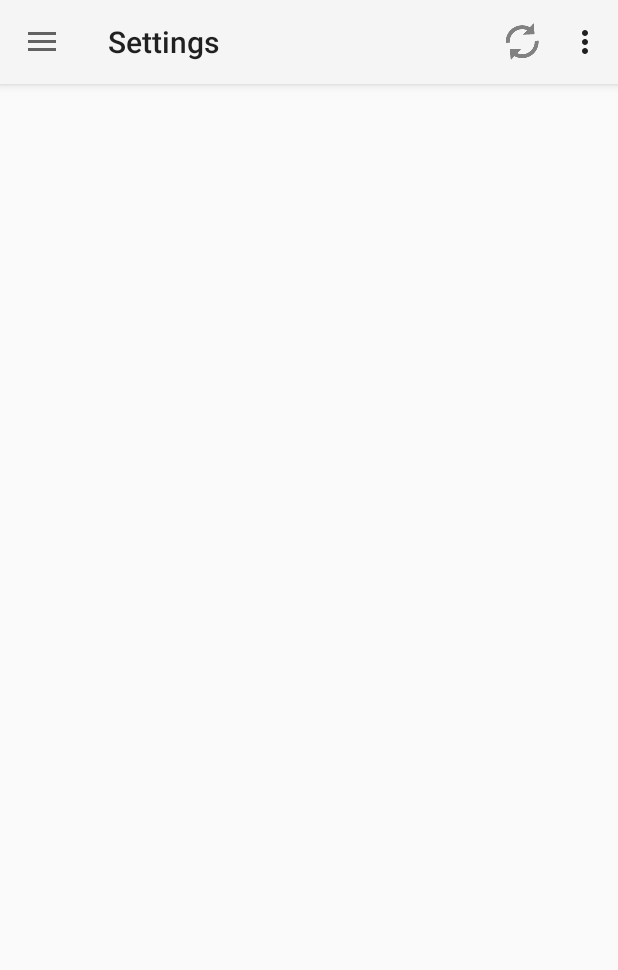
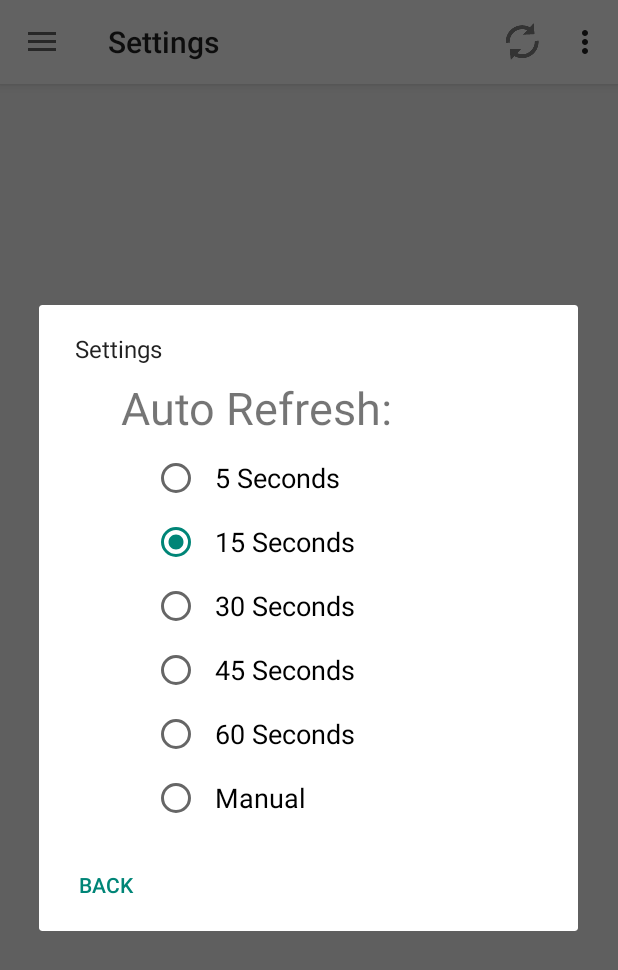
Before and after one commit to bjcrawford/StockInformationApp, an Android app: the screen it shows after launch (MainActivity), in the options menu, after a tap on "Settings", on a phone screen of 412 x 824 dp. Shown: the top 970 px of the screen. Run offline under Robolectric (Android 15) with nearby library versions, the phone set to English and light mode, and no system bars.

Commit message:
Added settings dialog fragment, Implemented auto refresh feature

```diff
--- a/SIA/app/src/main/java/edu/temple/cis4350/bc/sia/MainActivity.java
+++ b/SIA/app/src/main/java/edu/temple/cis4350/bc/sia/MainActivity.java
@@ -10,10 +10,12 @@ package edu.temple.cis4350.bc.sia;
 import android.app.Activity;
 import android.content.Context;
 import android.content.Intent;
+import android.content.SharedPreferences;
 import android.net.ConnectivityManager;
 import android.net.NetworkInfo;
 import android.net.Uri;
 import android.os.Bundle;
+import android.preference.PreferenceManager;
 import android.support.v4.view.GravityCompat;
 import android.support.v4.widget.DrawerLayout;
 import android.support.v7.app.ActionBarDrawerToggle;
@@ -30,25 +32,23 @@ import org.json.JSONArray;
 import org.json.JSONException;
 import org.json.JSONObject;
 
-import java.net.URISyntaxException;
-import java.net.URL;
 import java.util.List;
+import java.util.Timer;
 
 import edu.temple.cis4350.bc.sia.apirequest.APIURLBuilder;
 import edu.temple.cis4350.bc.sia.floatingactionbutton.FloatingActionButton;
 import edu.temple.cis4350.bc.sia.fragments.AddStockDialogFragment;
 import edu.temple.cis4350.bc.sia.fragments.HelpFragment;
 import edu.temple.cis4350.bc.sia.fragments.NewsFeedFragment;
-import edu.temple.cis4350.bc.sia.fragments.SettingsFragment;
+import edu.temple.cis4350.bc.sia.fragments.SettingsDialogFragment;
 import edu.temple.cis4350.bc.sia.fragments.StockDetailsFragment;
-import edu.temple.cis4350.bc.sia.newsarticle.NewsArticle;
 import edu.temple.cis4350.bc.sia.newsarticle.NewsArticles;
 import edu.temple.cis4350.bc.sia.stock.Stock;
 import edu.temple.cis4350.bc.sia.stock.Stocks;
 import edu.temple.cis4350.bc.sia.stocklistitem.StockListItemAdapter;
 import edu.temple.cis4350.bc.sia.apirequest.APIResponseHandler;
 import edu.temple.cis4350.bc.sia.apirequest.APIRequestTask;
-
+import edu.temple.cis4350.bc.sia.timertask.RefreshTimerTask;
 
 public class MainActivity extends Activity implements
         StockListItemAdapter.OnStockListItemClickListener,
@@ -57,7 +57,9 @@ public class MainActivity extends Activity implements
         StockDetailsFragment.OnStockDetailsFragmentInteractionListener,
         NewsFeedFragment.OnNewsFeedFragmentInteractionListener,
         HelpFragment.OnHelpFragmentInteractionListener,
-        APIResponseHandler.OnAPIResponseHandlerInteractionListener {
+        APIResponseHandler.OnAPIResponseHandlerInteractionListener,
+        RefreshTimerTask.OnRefreshTimerTaskInteractionListener,
+        SharedPreferences.OnSharedPreferenceChangeListener {
 
     private static final String TAG = "MainActivity";
     private static final String PREF_STOCKS_JSON = "PrefStocksJson";
@@ -74,26 +76,32 @@ public class MainActivity extends Activity implements
     private static final int SETTINGS_FRAG = 3;
     private static final int HELP_FRAG = 4;
 
+    public static final String KEY_PREF_REFRESH_RATE = "pref_refresh_rate";
+    public static final String VALUE_PREF_REFRESH_5 = "5";
+    public static final String VALUE_PREF_REFRESH_15 = "15";
+    public static final String VALUE_PREF_REFRESH_30 = "30";
+    public static final String VALUE_PREF_REFRESH_45 = "45";
+    public static final String VALUE_PREF_REFRESH_60 = "60";
+    public static final String VALUE_PREF_REFRESH_0 = "0";
+
     private DrawerLayout drawerLayout;
     private RelativeLayout drawerView;
+    private RecyclerView drawerStockList;
+    private FloatingActionButton drawerFab;
     private ActionBarDrawerToggle drawerToggle;
-    private FloatingActionButton drawerFab;
-
 
     private APIResponseHandler APIResponseHandler;
 
     private int currentFrag;
     private StockDetailsFragment currentStockDetailsFragment;
     private NewsFeedFragment newsFeedFragment;
-    private SettingsFragment settingsFragment;
     private HelpFragment helpFragment;
 
+    private Stocks stocks;
+    private NewsArticles newsArticles;
 
-    private RecyclerView drawerStockList;
-    private Stocks stocks;
-
-
-    private NewsArticles newsArticles;
+    private Timer refreshTimer;
+    private RefreshTimerTask refreshTimerTask;
 
 /*====================================== Lifecycle Methods =======================================*/
 
@@ -129,7 +137,6 @@ public class MainActivity extends Activity implements
         newsArticles = new NewsArticles();
         newsFeedFragment = NewsFeedFragment.newInstance(newsArticles);
         helpFragment = HelpFragment.newInstance();
-        settingsFragment = SettingsFragment.newInstance();
 
         drawerLayout.setDrawerShadow(R.drawable.drawer_shadow, GravityCompat.START);
 
@@ -160,6 +167,7 @@ public class MainActivity extends Activity implements
                         break;
                     case SETTINGS_FRAG:
                         getActionBar().setTitle(R.string.settings_ab_title);
+                        break;
                     case HELP_FRAG:
                         getActionBar().setTitle(R.string.help_ab_title);
                         break;
@@ -224,9 +232,7 @@ public class MainActivity extends Activity implements
                     break;
                 case SETTINGS_FRAG:
                     getActionBar().setTitle(R.string.settings_ab_title);
-                    getFragmentManager().beginTransaction()
-                            .replace(R.id.main_content_fragment_container, settingsFragment)
-                            .commit();
+                    new SettingsDialogFragment().show(getFragmentManager(), null);
                     currentFrag = SETTINGS_FRAG;
                     break;
                 case HELP_FRAG:
@@ -235,8 +241,6 @@ public class MainActivity extends Activity implements
                             .replace(R.id.main_content_fragment_container, helpFragment)
                             .commit();
                     currentFrag = HELP_FRAG;
-                    break;
-                default:
                     break;
             }
         }
@@ -249,6 +253,7 @@ public class MainActivity extends Activity implements
                     .commit();
             currentFrag = NEWS_FEED_FRAG;
         }
+
     }
 
     @Override
@@ -267,6 +272,10 @@ public class MainActivity extends Activity implements
     protected void onResume() {
         super.onResume();
         Log.d(TAG, "onResume() fired");
+
+        startRefreshTimer();
+        PreferenceManager.getDefaultSharedPreferences(this)
+                .registerOnSharedPreferenceChangeListener(this);
     }
 
     @Override
@@ -283,6 +292,10 @@ public class MainActivity extends Activity implements
     protected void onPause() {
         super.onPause();
         Log.d(TAG, "onPause() fired");
+
+        PreferenceManager.getDefaultSharedPreferences(this)
+                .unregisterOnSharedPreferenceChangeListener(this);
+        stopRefreshTimer();
     }
 
     @Override
@@ -348,6 +361,7 @@ public class MainActivity extends Activity implements
                 invalidateOptionsMenu();
                 return true;
             case R.id.action_news_feed:
+                currentStockDetailsFragment = null;
                 getActionBar().setTitle(R.string.news_feed_ab_title);
                 getFragmentManager().beginTransaction()
                         .replace(R.id.main_content_fragment_container, newsFeedFragment)
@@ -355,13 +369,13 @@ public class MainActivity extends Activity implements
                 currentFrag = NEWS_FEED_FRAG;
                 return true;
             case R.id.action_settings:
+                currentStockDetailsFragment = null;
                 getActionBar().setTitle(R.string.settings_ab_title);
-                getFragmentManager().beginTransaction()
-                        .replace(R.id.main_content_fragment_container, settingsFragment)
-                        .commit();
+                new SettingsDialogFragment().show(getFragmentManager(), null);
                 currentFrag = SETTINGS_FRAG;
                 return true;
             case R.id.action_help:
+                currentStockDetailsFragment = null;
                 getActionBar().setTitle(R.string.help_ab_title);
                 getFragmentManager().beginTransaction()
                         .replace(R.id.main_content_fragment_container, helpFragment)
@@ -447,6 +461,55 @@ public class MainActivity extends Activity implements
 
     }
 
+    @Override
+    public void onAPIResponseHandlerInteraction(JSONObject jsonObject, int taskId) {
+
+        switch (taskId) {
+            case STOCK_QUERY_ID:
+                stocks.parseStockQueryJSONObject(jsonObject);
+                drawerStockList.getAdapter().notifyDataSetChanged();
+                if (currentStockDetailsFragment != null) {
+                    currentStockDetailsFragment.update();
+                }
+                break;
+            case NEWS_QUERY_ID:
+                newsArticles.parseNewsQueryJSONObject(jsonObject);
+                newsFeedFragment.updateRecyclerView();
+                break;
+            case COMPANY_QUERY_ID:
+                parseCompanySearchJSONObject(jsonObject);
+                break;
+        }
+    }
+
+    @Override
+    public void onAPIResponseHandlerError(String errorMsg) {
+        makeToast(errorMsg);
+    }
+
+    @Override
+    public void OnRefreshTimerTaskInteraction() {
+        this.runOnUiThread(new Runnable() {
+            public void run() {
+                updateStocks();
+                updateNews();
+                Log.d(TAG, "Refresh");
+            }
+        });
+    }
+
+    @Override
+    public void onSharedPreferenceChanged(SharedPreferences sharedPreferences, String key) {
+        switch (key) {
+            case KEY_PREF_REFRESH_RATE:
+                stopRefreshTimer();
+                startRefreshTimer();
+                break;
+            default:
+                break;
+        }
+    }
+
 /*====================================== General Methods =========================================*/
 
     /**
@@ -519,31 +582,24 @@ public class MainActivity extends Activity implements
         Toast.makeText(this, text, Toast.LENGTH_LONG).show();
     }
 
-    @Override
-    public void onAPIResponseHandlerInteraction(JSONObject jsonObject, int taskId) {
+    private void startRefreshTimer() {
 
-        switch (taskId) {
-            case STOCK_QUERY_ID:
-                stocks.parseStockQueryJSONObject(jsonObject);
-                drawerStockList.getAdapter().notifyDataSetChanged();
-                if (currentStockDetailsFragment != null) {
-                    currentStockDetailsFragment.update();
-                }
-                break;
-            case NEWS_QUERY_ID:
-                newsArticles.parseNewsQueryJSONObject(jsonObject);
-                newsFeedFragment.updateRecyclerView();
-                break;
-            case COMPANY_QUERY_ID:
-                parseCompanySearchJSONObject(jsonObject);
-                break;
-            default:
-                break;
+        String strRate = PreferenceManager.getDefaultSharedPreferences(this).getString(KEY_PREF_REFRESH_RATE, "15");
+        Long refreshRate = Long.decode(strRate);
+
+        Log.d(TAG, "refresh rate: " + refreshRate);
+
+        if (refreshRate > 0) {
+            refreshTimer = new Timer();
+            refreshTimerTask = new RefreshTimerTask(this);
+            refreshTimer.schedule(refreshTimerTask, 0, refreshRate * 1000);
         }
     }
 
-    @Override
-    public void onAPIResponseHandlerError(String errorMsg) {
-        makeToast(errorMsg);
+    private void stopRefreshTimer() {
+        if (refreshTimer != null) {
+            refreshTimer.cancel();
+            refreshTimer = null;
+        }
     }
 }
--- /dev/null
+++ b/SIA/app/src/main/java/edu/temple/cis4350/bc/sia/fragments/SettingsDialogFragment.java
@@ -0,0 +1,103 @@
+package edu.temple.cis4350.bc.sia.fragments;
+
+import android.app.AlertDialog;
+import android.app.Dialog;
+import android.app.DialogFragment;
+import android.content.DialogInterface;
+import android.os.Bundle;
+import android.preference.PreferenceManager;
+import android.view.LayoutInflater;
+import android.view.View;
+import android.widget.RadioGroup;
+
+import edu.temple.cis4350.bc.sia.MainActivity;
+import edu.temple.cis4350.bc.sia.R;
+
+public class SettingsDialogFragment extends DialogFragment {
+
+    private static final String TAG = "SettingsDialogFragment";
+
+    private View dialogView;
+
+    /**
+     * Called when the Dialog is created. Handles defining button event
+     * handling and building of the Dialog
+     * @param savedInstanceState The saved instance state
+     * @return The Dialog
+     */
+    @Override
+    public Dialog onCreateDialog(Bundle savedInstanceState) {
+
+        // Inflate the DialogFragment's view using the layout
+        dialogView = LayoutInflater.from(getActivity()).inflate(R.layout.dialog_settings, null);
+
+        String strRate = PreferenceManager.getDefaultSharedPreferences(getActivity())
+                .getString(MainActivity.KEY_PREF_REFRESH_RATE, MainActivity.VALUE_PREF_REFRESH_15);
+
+        int checkId = -1;
+
+        switch (strRate) {
+            case MainActivity.VALUE_PREF_REFRESH_5:
+                checkId = R.id.settings_refresh_radio_1;
+                break;
+            case MainActivity.VALUE_PREF_REFRESH_15:
+                checkId = R.id.settings_refresh_radio_2;
+                break;
+            case MainActivity.VALUE_PREF_REFRESH_30:
+                checkId = R.id.settings_refresh_radio_3;
+                break;
+            case MainActivity.VALUE_PREF_REFRESH_45:
+                checkId = R.id.settings_refresh_radio_4;
+                break;
+            case MainActivity.VALUE_PREF_REFRESH_60:
+                checkId = R.id.settings_refresh_radio_5;
+                break;
+            case MainActivity.VALUE_PREF_REFRESH_0:
+                checkId = R.id.settings_refresh_radio_6;
+                break;
+        }
+
+        ((RadioGroup) dialogView.findViewById(R.id.settings_refresh_radio_group)).check(checkId);
+
+
+        // Use the Builder class for convenient dialog construction
+        AlertDialog.Builder builder = new AlertDialog.Builder(getActivity());
+        builder.setMessage(R.string.settings_dialog_title);
+        builder.setView(dialogView);
+        builder.setNeutralButton(R.string.settings_back_button, null);
+        builder.setCancelable(true);
+
+        // Create the AlertDialog object and return it
+        return builder.create();
+    }
+
+    @Override
+    public void onDismiss(DialogInterface dialog) {
+        super.onDismiss(dialog);
+
+        int checkedId = ((RadioGroup) dialogView.findViewById(R.id.settings_refresh_radio_group)).getCheckedRadioButtonId();
+        String strRate = MainActivity.VALUE_PREF_REFRESH_15;
+
+        switch (checkedId) {
+            case R.id.settings_refresh_radio_1:
+                strRate = MainActivity.VALUE_PREF_REFRESH_5;
+                break;
+            case R.id.settings_refresh_radio_3:
+                strRate = MainActivity.VALUE_PREF_REFRESH_30;
+                break;
+            case R.id.settings_refresh_radio_4:
+                strRate = MainActivity.VALUE_PREF_REFRESH_45;
+                break;
+            case R.id.settings_refresh_radio_5:
+                strRate = MainActivity.VALUE_PREF_REFRESH_60;
+                break;
+            case R.id.settings_refresh_radio_6:
+                strRate = MainActivity.VALUE_PREF_REFRESH_0;
+                break;
+        }
+
+        PreferenceManager.getDefaultSharedPreferences(getActivity()).edit()
+                .putString(MainActivity.KEY_PREF_REFRESH_RATE, strRate)
+                .commit();
+    }
+}
--- a/SIA/app/src/main/java/edu/temple/cis4350/bc/sia/fragments/SettingsFragment.java
+++ /dev/null
@@ -1,69 +0,0 @@
-package edu.temple.cis4350.bc.sia.fragments;
-
-import android.app.Activity;
-import android.net.Uri;
-import android.os.Bundle;
-import android.preference.PreferenceFragment;
-import android.view.LayoutInflater;
-import android.view.View;
-import android.view.ViewGroup;
-
-import edu.temple.cis4350.bc.sia.R;
-
-public class SettingsFragment extends PreferenceFragment {
-
-    private OnSettingsFragmentInteractionListener listener;
-
-    public static SettingsFragment newInstance() {
-        SettingsFragment fragment = new SettingsFragment();
-        return fragment;
-    }
-
-    public SettingsFragment() {
-    }
-
-    @Override
-    public void onCreate(Bundle savedInstanceState) {
-        super.onCreate(savedInstanceState);
-    }
-
-    @Override
-    public View onCreateView(LayoutInflater inflater, ViewGroup container,
-                             Bundle savedInstanceState) {
-        return inflater.inflate(R.layout.fragment_settings, container, false);
-    }
-
-    public void onSomeAction(Uri uri) {
-        if (listener != null) {
-            listener.onSettingsFragmentInteraction(uri);
-        }
-    }
-
-    @Override
-    public void onAttach(Activity activity) {
-        super.onAttach(activity);
-        try {
-            listener = (OnSettingsFragmentInteractionListener) activity;
-        } catch (ClassCastException e) {
-            throw new ClassCastException(activity.toString()
-                    + " must implement OnSettingsFragmentInteractionListener");
-        }
-    }
-
-    @Override
-    public void onDetach() {
-        super.onDetach();
-        listener = null;
-    }
-
-    /**
-     * This interface must be implemented by activities that contain this
-     * fragment to allow an interaction in this fragment to be communicated
-     * to the activity and potentially other fragments contained in that
-     * activity.
-     */
-    public interface OnSettingsFragmentInteractionListener {
-        public void onSettingsFragmentInteraction(Uri uri);
-    }
-
-}
--- /dev/null
+++ b/SIA/app/src/main/java/edu/temple/cis4350/bc/sia/timertask/RefreshTimerTask.java
@@ -0,0 +1,23 @@
+package edu.temple.cis4350.bc.sia.timertask;
+
+
+import java.util.TimerTask;
+
+public class RefreshTimerTask extends TimerTask {
+
+    private OnRefreshTimerTaskInteractionListener listener;
+
+    public RefreshTimerTask(OnRefreshTimerTaskInteractionListener listener) {
+        this.listener = listener;
+    }
+
+    @Override
+    public void run() {
+        listener.OnRefreshTimerTaskInteraction();
+    }
+
+    public interface OnRefreshTimerTaskInteractionListener {
+        public void OnRefreshTimerTaskInteraction();
+    }
+
+}
--- /dev/null
+++ b/SIA/app/src/main/res/layout/dialog_settings.xml
@@ -0,0 +1,87 @@
+<?xml version="1.0" encoding="utf-8"?>
+<ScrollView
+xmlns:android="http://schemas.android.com/apk/res/android"
+    android:layout_width="match_parent"
+    android:layout_height="match_parent">
+
+    <LinearLayout
+        android:orientation="vertical"
+        android:layout_width="match_parent"
+        android:layout_height="match_parent"
+        android:layout_gravity="center">
+
+        <TextView
+            android:id="@+id/stock_name_input_title"
+            android:layout_width="250dp"
+            android:layout_height="wrap_content"
+            android:layout_gravity="center"
+            android:textSize="30sp"
+            android:text="@string/settings_refresh_rate"/>
+
+        <RadioGroup
+            android:id="@+id/settings_refresh_radio_group"
+            android:layout_width="250dp"
+            android:layout_height="wrap_content"
+            android:layout_gravity="center"
+            android:layout_margin="5dp"
+            android:paddingLeft="15dp">
+
+            <RadioButton
+                android:id="@+id/settings_refresh_radio_1"
+                android:layout_width="wrap_content"
+                android:layout_height="wrap_content"
+                android:layout_margin="5dp"
+                android:paddingLeft="10dp"
+                android:textSize="18sp"
+                android:text="@string/settings_refresh_radio_1"/>
+
+            <RadioButton
+                android:id="@+id/settings_refresh_radio_2"
+                android:layout_width="wrap_content"
+                android:layout_height="wrap_content"
+                android:layout_margin="5dp"
+                android:paddingLeft="10dp"
+                android:textSize="18sp"
+                android:text="@string/settings_refresh_radio_2"/>
+
+            <RadioButton
+                android:id="@+id/settings_refresh_radio_3"
+                android:layout_width="wrap_content"
+                android:layout_height="wrap_content"
+                android:layout_margin="5dp"
+                android:paddingLeft="10dp"
+                android:textSize="18sp"
+                android:text="@string/settings_refresh_radio_3"/>
+
+            <RadioButton
+                android:id="@+id/settings_refresh_radio_4"
+                android:layout_width="wrap_content"
+                android:layout_height="wrap_content"
+                android:layout_margin="5dp"
+                android:paddingLeft="10dp"
+                android:textSize="18sp"
+                android:text="@string/settings_refresh_radio_4"/>
+
+            <RadioButton
+                android:id="@+id/settings_refresh_radio_5"
+                android:layout_width="wrap_content"
+                android:layout_height="wrap_content"
+                android:layout_margin="5dp"
+                android:paddingLeft="10dp"
+                android:textSize="18sp"
+                android:text="@string/settings_refresh_radio_5"/>
+
+            <RadioButton
+                android:id="@+id/settings_refresh_radio_6"
+                android:layout_width="wrap_content"
+                android:layout_height="wrap_content"
+                android:layout_margin="5dp"
+                android:paddingLeft="10dp"
+                android:textSize="18sp"
+                android:text="@string/settings_refresh_radio_6"/>
+
+        </RadioGroup>
+
+    </LinearLayout>
+
+</ScrollView>
--- a/SIA/app/src/main/res/values/strings.xml
+++ b/SIA/app/src/main/res/values/strings.xml
@@ -34,6 +34,17 @@
 
     <!-- Settings strings -->
     <string name="settings_ab_title">Settings</string>
+    <string name="settings_back_button">Back</string>
+    <string name="settings_dialog_title">Settings</string>
+    <string name="settings_category_main">Main Prefs</string>
+    <string name="settings_refresh_rate">Auto Refresh:</string>
+    <string name="settings_refresh_default">15</string>
+    <string name="settings_refresh_radio_1">5 Seconds</string>
+    <string name="settings_refresh_radio_2">15 Seconds</string>
+    <string name="settings_refresh_radio_3">30 Seconds</string>
+    <string name="settings_refresh_radio_4">45 Seconds</string>
+    <string name="settings_refresh_radio_5">60 Seconds</string>
+    <string name="settings_refresh_radio_6">Manual</string>
 
     <!-- Help strings -->
     <string name="help_ab_title">Help</string>
```
Also changed, not shown: SIA/app/src/main/res/layout/fragment_settings.xml (deleted, +0 -8 lines).
